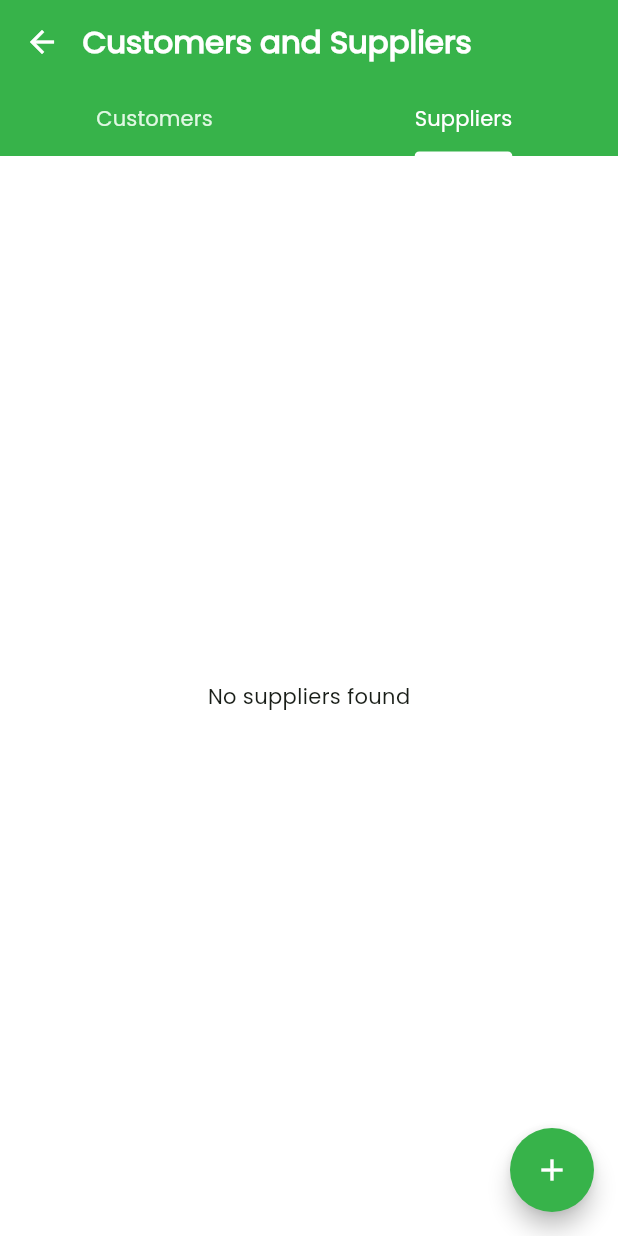
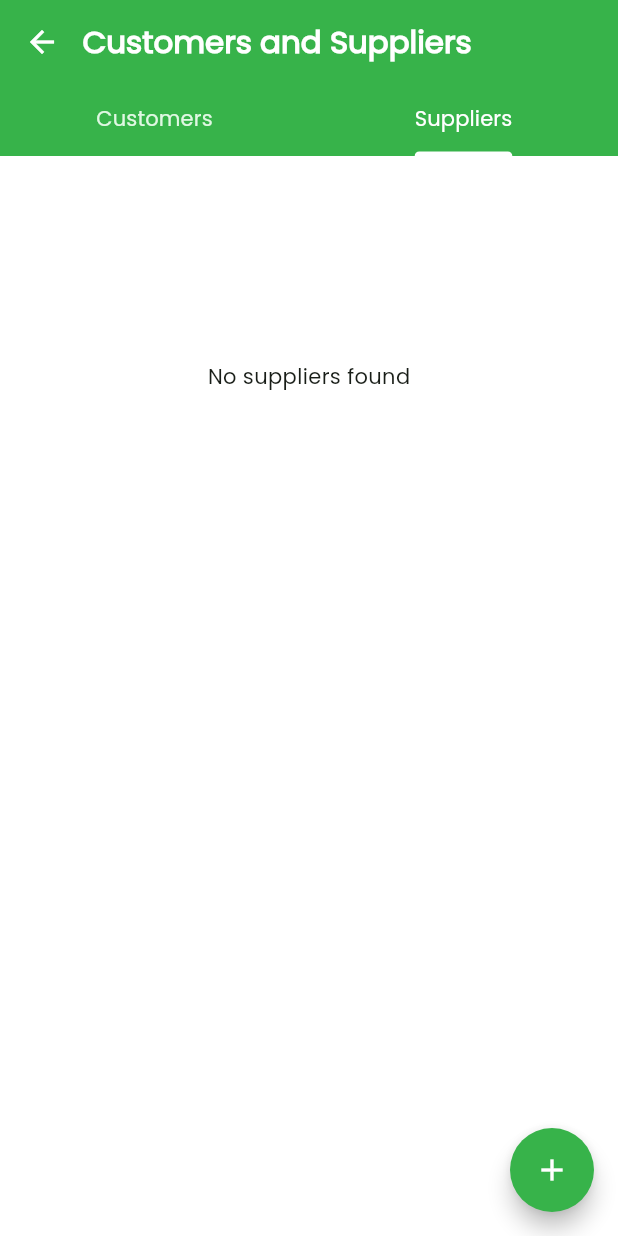
Before and after one commit to Sayeed-Maheen/RetinaSoft-Skill-Test-App, a Flutter app: the CustomerSupplierScreen screen opened directly, tab 2 chosen, on a phone screen of 412 x 824 dp. Run offline on Flutter 3.47's test engine with Material 3 defaults, Android fonts, the phone set to English and light mode, and no system bars; our stand-ins replace flutter_screenutil, flutter_svg, fluttertoast, gap, get, image_picker and 1 more; accounts and stored records are empty.

Commit message:
19.05.24

```diff
--- a/lib/screens/customer_supplier_list_screen.dart
+++ b/lib/screens/customer_supplier_list_screen.dart
@@ -53,7 +53,15 @@ class CustomerSupplierScreen extends StatelessWidget {
                 );
               } else if (_controller.customers.isEmpty) {
                 print('Customers list is empty');
-                return const Center(child: Text('No customers found'));
+                return RefreshIndicator(
+                  onRefresh: _refreshData,
+                  child: ListView(
+                    padding: REdgeInsets.only(top: 100.h),
+                    children: const [
+                      Center(child: Text('No customers found')),
+                    ],
+                  ),
+                );
               } else {
                 print('Customers list length: ${_controller.customers.length}');
                 return RefreshIndicator(
@@ -193,7 +201,15 @@ class CustomerSupplierScreen extends StatelessWidget {
                   );
                 } else if (_controller.suppliers.isEmpty) {
                   print('Suppliers list is empty');
-                  return const Center(child: Text('No suppliers found'));
+                  return RefreshIndicator(
+                    onRefresh: _refreshData,
+                    child: ListView(
+                      padding: REdgeInsets.only(top: 100.h),
+                      children: const [
+                        Center(child: Text('No suppliers found')),
+                      ],
+                    ),
+                  );
                 } else {
                   print(
                       'Suppliers list length: ${_controller.suppliers.length}');
```
